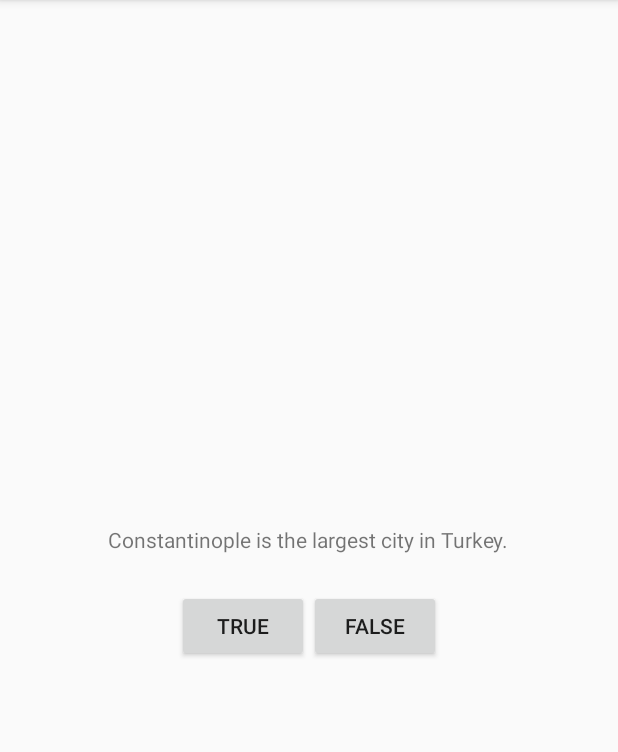
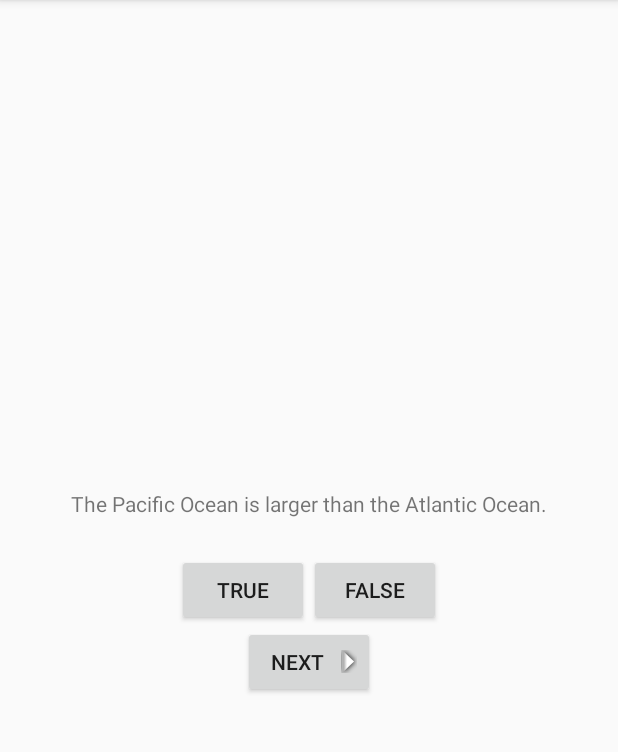
Before and after one commit to GusevaEvgenia/book_lessons, an Android app: the screen it shows after launch (MainActivity), after a tap on "FALSE", on a phone screen of 412 x 824 dp, the part 84-836 px from its top. Run offline under Robolectric (Android 15) with nearby library versions, the phone set to English and light mode, and no system bars.

Commit message:
GeoQuiz: add more questions

```diff
--- a/GeoQuiz/app/src/main/java/com/lessons_book/belkin/geoquiz/MainActivity.java
+++ b/GeoQuiz/app/src/main/java/com/lessons_book/belkin/geoquiz/MainActivity.java
@@ -6,6 +6,7 @@
 import android.view.MenuItem;
 import android.view.View;
 import android.widget.Button;
+import android.widget.TextView;
 import android.widget.Toast;
 
 
@@ -13,19 +14,53 @@
 
     private Button mTrueButton;
     private Button mFalseButton;
+    private Button mNextButton;
+    private TextView mQuestionTextView;
+
+    private TrueFalse[] mQuestionBank = new TrueFalse[]{
+            new TrueFalse(R.string.question_oceans, true),
+            new TrueFalse(R.string.question_mideast, false),
+            new TrueFalse(R.string.question_africa, false),
+            new TrueFalse(R.string.question_americas, true),
+            new TrueFalse(R.string.question_asia, true),
+    };
+
+    private int mCurrentIndex = 0;
+
+    private void updateQuestion(){
+        int question = mQuestionBank[mCurrentIndex].getQuestion();
+        mQuestionTextView.setText(question);
+    }
+
+    private void checkAnswer(boolean userPressedTrue){
+        boolean answerIsTrue = mQuestionBank[mCurrentIndex].isTrueQuestion();
+
+        int messageResId = 0;
+
+        if(userPressedTrue == answerIsTrue){
+            messageResId = R.string.correct_toast;
+        }else{
+            messageResId = R.string.incorrect_toast;
+        }
+
+        Toast.makeText(MainActivity.this,
+                messageResId,
+                Toast.LENGTH_SHORT).show();
+    }
 
     @Override
     protected void onCreate(Bundle savedInstanceState) {
         super.onCreate(savedInstanceState);
         setContentView(R.layout.activity_main);
 
+        mQuestionTextView = (TextView)findViewById(R.id.question_text_view);
+        updateQuestion();
+
         mTrueButton = (Button)findViewById(R.id.trueButton);
         mTrueButton.setOnClickListener(new View.OnClickListener() {
             @Override
             public void onClick(View v) {
-                Toast.makeText(MainActivity.this,
-                        R.string.incorrect_toast,
-                        Toast.LENGTH_SHORT).show();
+                checkAnswer(true);
             }
         });
 
@@ -33,9 +68,16 @@
         mFalseButton.setOnClickListener(new View.OnClickListener() {
             @Override
             public void onClick(View v) {
-                Toast.makeText(MainActivity.this,
-                        R.string.correct_toast,
-                        Toast.LENGTH_SHORT).show();
+                checkAnswer(false);
+            }
+        });
+
+        mNextButton = (Button)findViewById(R.id.next_button);
+        mNextButton.setOnClickListener(new View.OnClickListener() {
+            @Override
+            public void onClick(View v) {
+                mCurrentIndex = (mCurrentIndex + 1) % mQuestionBank.length;
+                updateQuestion();
             }
         });
     }
--- /dev/null
+++ b/GeoQuiz/app/src/main/java/com/lessons_book/belkin/geoquiz/TrueFalse.java
@@ -0,0 +1,30 @@
+package com.lessons_book.belkin.geoquiz;
+
+/**
+ * Created by Belkin on 31.03.2015.
+ */
+public class TrueFalse {
+    private int mQuestion;
+    private boolean mTrueQuestion;
+
+    TrueFalse(int question, boolean trueQuestion){
+        mQuestion = question;
+        mTrueQuestion = trueQuestion;
+    }
+
+    public int getQuestion() {
+        return mQuestion;
+    }
+
+    public void setQuestion(int question) {
+        mQuestion = question;
+    }
+
+    public boolean isTrueQuestion() {
+        return mTrueQuestion;
+    }
+
+    public void setTrueQuestion(boolean trueQuestion) {
+        mTrueQuestion = trueQuestion;
+    }
+}
--- a/GeoQuiz/app/src/main/res/layout/activity_main.xml
+++ b/GeoQuiz/app/src/main/res/layout/activity_main.xml
@@ -5,10 +5,10 @@
     android:orientation="vertical">
 
     <TextView
+        android:id="@+id/question_text_view"
         android:layout_width="wrap_content"
         android:layout_height="wrap_content"
-        android:padding="24dp"
-        android:text="@string/question_text"/>
+        android:padding="24dp" />
 
     <LinearLayout
         android:layout_width="wrap_content"
@@ -28,4 +28,12 @@
             android:text="@string/false_button"/>
     </LinearLayout>
 
+    <Button
+        android:id="@+id/next_button"
+        android:layout_width="wrap_content"
+        android:layout_height="wrap_content"
+        android:text="@string/next_button"
+        android:drawableRight="@mipmap/arrow_right"
+        android:drawablePadding="4dp"/>
+
 </LinearLayout>
--- a/GeoQuiz/app/src/main/res/values/strings.xml
+++ b/GeoQuiz/app/src/main/res/values/strings.xml
@@ -1,11 +1,17 @@
 <resources>
     <string name="app_name">GeoQuiz</string>
 
-    <string name="question_text">Constantinople is the largest city in Turkey.</string>
+    <string name="question_oceans">The Pacific Ocean is larger than the Atlantic Ocean.</string>
+    <string name="question_mideast">The Suez Canal connects the Red Sea and the Indian Ocean.</string>
+    <string name="question_africa">The source of the Nile River is in Egypt.</string>
+    <string name="question_americas">The Amazon River is the longest river in the Americas.</string>
+    <string name="question_asia">Lake Baikal is the world\'s oldest and deepest freshwater lake.</string>
+
     <string name="true_button">True</string>
     <string name="false_button">False</string>
     <string name="correct_toast">Correct!</string>
     <string name="incorrect_toast">Incorrect!</string>
+    <string name="next_button">Next</string>
 
     <string name="action_settings">Settings</string>
 </resources>
```
Also changed, not shown: GeoQuiz/app/src/main/res/mipmap-hdpi/arrow_left.png (added), GeoQuiz/app/src/main/res/mipmap-hdpi/arrow_right.png (added), GeoQuiz/app/src/main/res/mipmap-mdpi/arrow_left.png (added), GeoQuiz/app/src/main/res/mipmap-mdpi/arrow_right.png (added), GeoQuiz/app/src/main/res/mipmap-xhdpi/arrow_left.png (added), GeoQuiz/app/src/main/res/mipmap-xhdpi/arrow_right.png (added).
